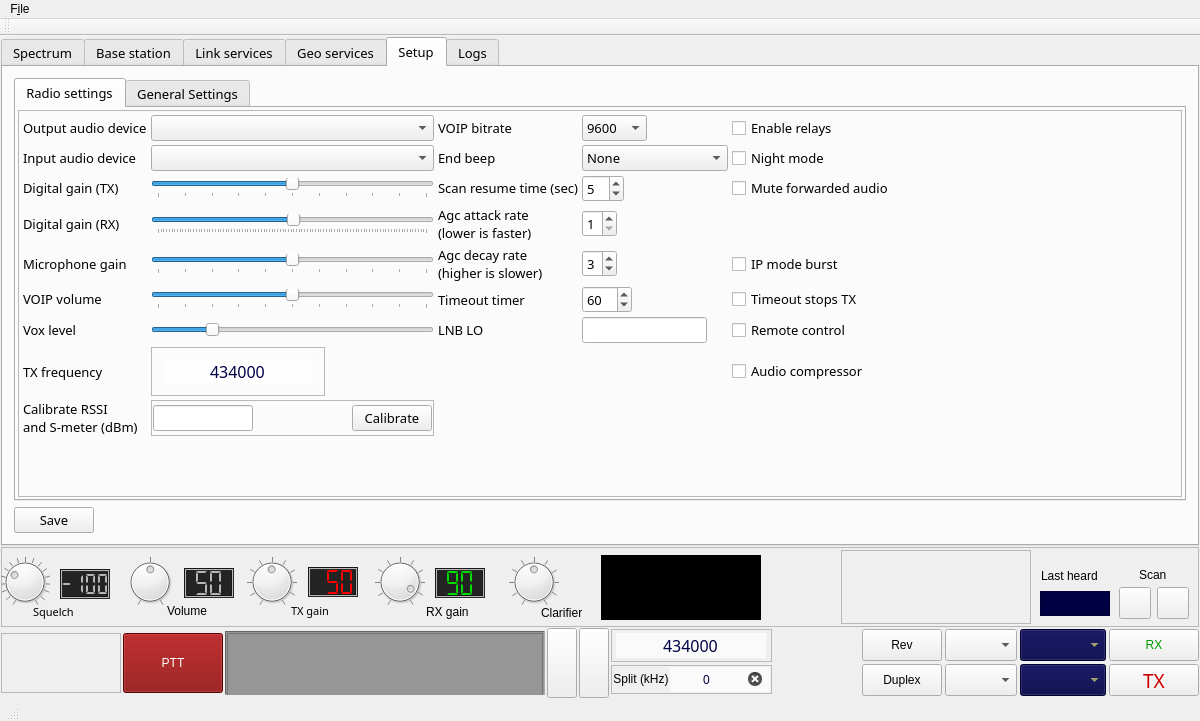
Before: the Qt Designer form mainwindow.ui in qradiolink/qradiolink, drawn with Qt 5.
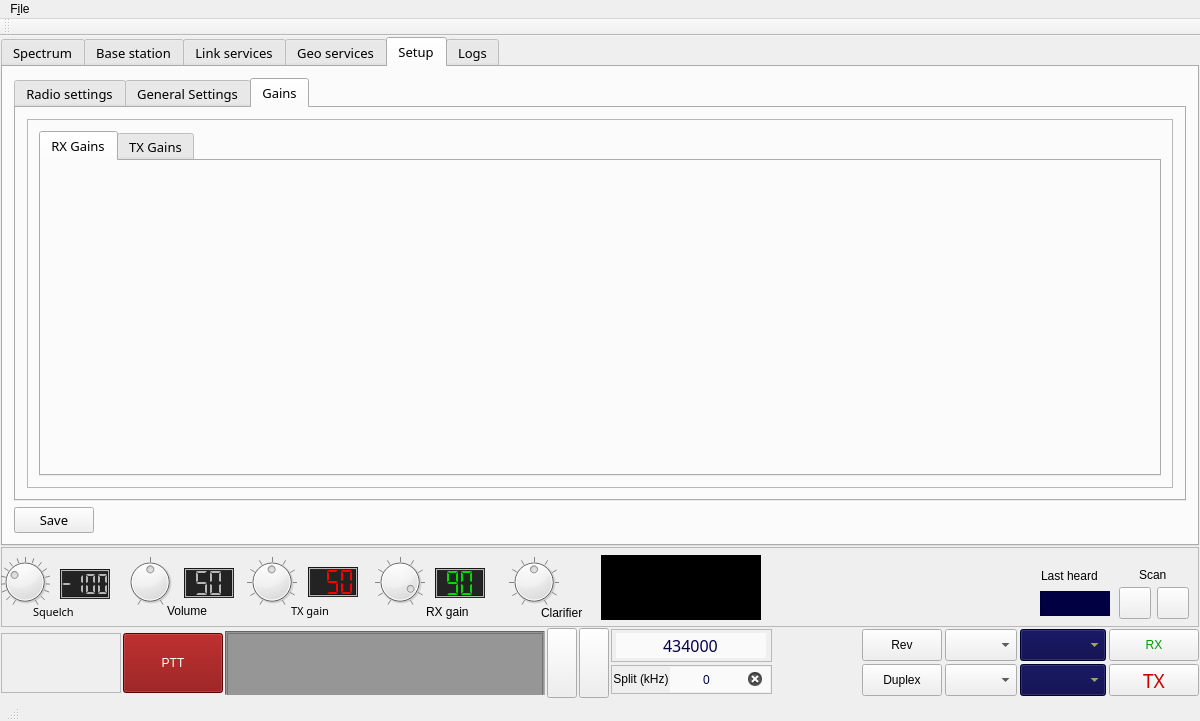
After: the same form once the commit is applied. The open tabs and pages were chosen to show the change. Icons and pictures are not drawn. Custom widgets are drawn as their Qt base class.

Commit message: Add gain controls for the LimeSDR on the settings tab

What changed in the file:
```diff
--- a/mainwindow.ui
+++ b/mainwindow.ui
@@ -3931,6 +3931,62 @@
               </item>
              </layout>
             </widget>
+            <widget class="QWidget" name="tab_7">
+             <attribute name="title">
+              <string>Gains</string>
+             </attribute>
+             <layout class="QVBoxLayout" name="verticalLayout_13">
+              <item>
+               <widget class="QFrame" name="rxGainsFrame">
+                <property name="sizePolicy">
+                 <sizepolicy hsizetype="MinimumExpanding" vsizetype="MinimumExpanding">
+                  <horstretch>0</horstretch>
+                  <verstretch>0</verstretch>
+                 </sizepolicy>
+                </property>
+                <property name="minimumSize">
+                 <size>
+                  <width>250</width>
+                  <height>200</height>
+                 </size>
+                </property>
+                <property name="maximumSize">
+                 <size>
+                  <width>1200</width>
+                  <height>400</height>
+                 </size>
+                </property>
+                <property name="frameShape">
+                 <enum>QFrame::StyledPanel</enum>
+                </property>
+                <property name="frameShadow">
+                 <enum>QFrame::Raised</enum>
+                </property>
+                <layout class="QVBoxLayout" name="verticalLayout_10">
+                 <item>
+                  <widget class="QTabWidget" name="tabWidget_3">
+                   <property name="currentIndex">
+                    <number>0</number>
+                   </property>
+                   <widget class="QWidget" name="rxGainsTab">
+                    <attribute name="title">
+                     <string>RX Gains</string>
+                    </attribute>
+                    <layout class="QVBoxLayout" name="verticalLayout_11"/>
+                   </widget>
+                   <widget class="QWidget" name="txGainsTab">
+                    <attribute name="title">
+                     <string>TX Gains</string>
+                    </attribute>
+                    <layout class="QVBoxLayout" name="verticalLayout_12"/>
+                   </widget>
+                  </widget>
+                 </item>
+                </layout>
+               </widget>
+              </item>
+             </layout>
+            </widget>
            </widget>
           </item>
           <item>
@@ -4822,61 +4878,6 @@
           <string>Last heard</string>
          </property>
         </widget>
-        <widget class="QFrame" name="gainsFrame">
-         <property name="geometry">
-          <rect>
-           <x>840</x>
-           <y>3</y>
-           <width>190</width>
-           <height>74</height>
-          </rect>
-         </property>
-         <property name="sizePolicy">
-          <sizepolicy hsizetype="Fixed" vsizetype="MinimumExpanding">
-           <horstretch>0</horstretch>
-           <verstretch>0</verstretch>
-          </sizepolicy>
-         </property>
-         <property name="minimumSize">
-          <size>
-           <width>190</width>
-           <height>74</height>
-          </size>
-         </property>
-         <property name="maximumSize">
-          <size>
-           <width>190</width>
-           <height>74</height>
-          </size>
-         </property>
-         <property name="frameShape">
-          <enum>QFrame::StyledPanel</enum>
-         </property>
-         <property name="frameShadow">
-          <enum>QFrame::Raised</enum>
-         </property>
-         <layout class="QVBoxLayout" name="verticalLayout_10">
-          <item>
-           <widget class="QLabel" name="label_21">
-            <property name="sizePolicy">
-             <sizepolicy hsizetype="Fixed" vsizetype="Fixed">
-              <horstretch>0</horstretch>
-              <verstretch>0</verstretch>
-             </sizepolicy>
-            </property>
-            <property name="maximumSize">
-             <size>
-              <width>2</width>
-              <height>2</height>
-             </size>
-            </property>
-            <property name="text">
-             <string/>
-            </property>
-           </widget>
-          </item>
-         </layout>
-        </widget>
         <zorder>label</zorder>
         <zorder>label_14</zorder>
         <zorder>label_11</zorder>
```
Left out of the diff: 367 changed lines with no effect on the pictures. The commit also changes 7 other files.
